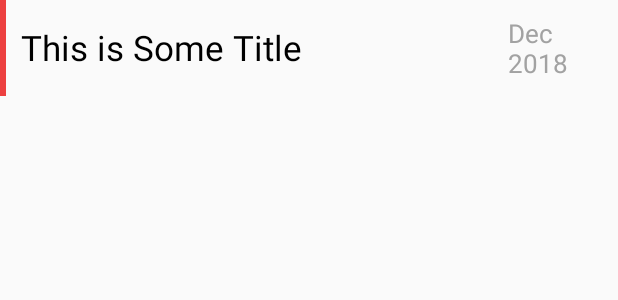
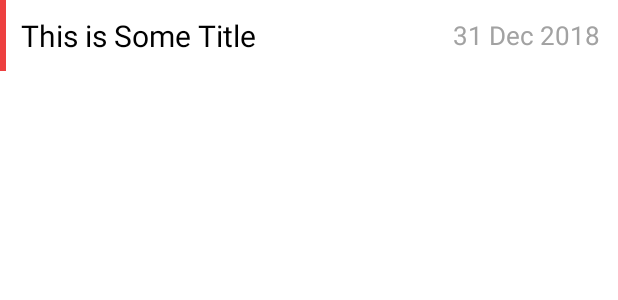
Before and after one commit to izzatismail/Rep-Tracker, an Android app: the layout layout_rep_list_item.xml on its own in the app's theme, with its tools: preview values and no code run, on a phone screen of 412 x 824 dp. Shown: the top 300 px of the screen. Run offline under Robolectric (Android 15) with nearby library versions, the phone set to English and light mode, and no system bars.

Commit message:
Add & Update UI elements

```diff
--- /dev/null
+++ b/app/src/main/res/drawable/ic_arrow.xml
@@ -0,0 +1,5 @@
+<vector android:height="24dp" android:tint="#FFFFFF"
+    android:viewportHeight="24.0" android:viewportWidth="24.0"
+    android:width="24dp" xmlns:android="http://schemas.android.com/apk/res/android">
+    <path android:fillColor="#FF000000" android:pathData="M20,11H7.83l5.59,-5.59L12,4l-8,8 8,8 1.41,-1.41L7.83,13H20v-2z"/>
+</vector>
--- a/app/src/main/res/layout/layout_rep_list_item.xml
+++ b/app/src/main/res/layout/layout_rep_list_item.xml
@@ -15,26 +15,21 @@
     <TextView
         android:layout_width="0dp"
         android:layout_height="wrap_content"
-        android:layout_weight="75"
+        android:layout_weight="70"
         android:id="@+id/rep_title"
-        android:textSize="23sp"
+        android:textSize="20sp"
         android:lines="1"
         android:text="This is Some Title"
         android:padding="10dp"
         android:textColor="@color/black"/>
 
-    <View
-        android:layout_width="0dp"
-        android:layout_height="match_parent"
-        android:layout_weight="4" />
-
     <TextView
         android:layout_width="0dp"
         android:layout_height="wrap_content"
-        android:layout_weight="20"
+        android:layout_weight="29"
         android:id="@+id/rep_timestamp"
         android:textSize="17sp"
-        android:text="Dec 2018"
+        android:text="31 Dec 2018"
         android:padding="10dp"
         android:textColor="@color/darkGrey"/>
 
--- a/app/src/main/res/values/colors.xml
+++ b/app/src/main/res/values/colors.xml
@@ -2,7 +2,7 @@
 <resources>
     <color name="colorPrimary">#ed4040</color>
     <color name="colorPrimaryDark">#af2d2d</color>
-    <color name="colorAccent">#D81B60</color>
+    <color name="colorAccent">#ed4040</color>
     <color name="black">#000</color>
     <color name="darkGrey">#a2a2a2</color>
     <color name="white">#fff</color>
--- a/app/src/main/res/values/styles.xml
+++ b/app/src/main/res/values/styles.xml
@@ -1,7 +1,7 @@
 <resources>
 
     <!-- Base application theme. -->
-    <style name="AppTheme" parent="Theme.AppCompat.Light.DarkActionBar">
+    <style name="AppTheme" parent="Theme.MaterialComponents.Light.DarkActionBar">
         <!-- Customize your theme here. -->
         <item name="colorPrimary">@color/colorPrimary</item>
         <item name="colorPrimaryDark">@color/colorPrimaryDark</item>
```
Also changed, not shown: app/src/main/AndroidManifest.xml (+9 -1 lines), app/src/main/res/values/strings.xml (+21 -0 lines).
